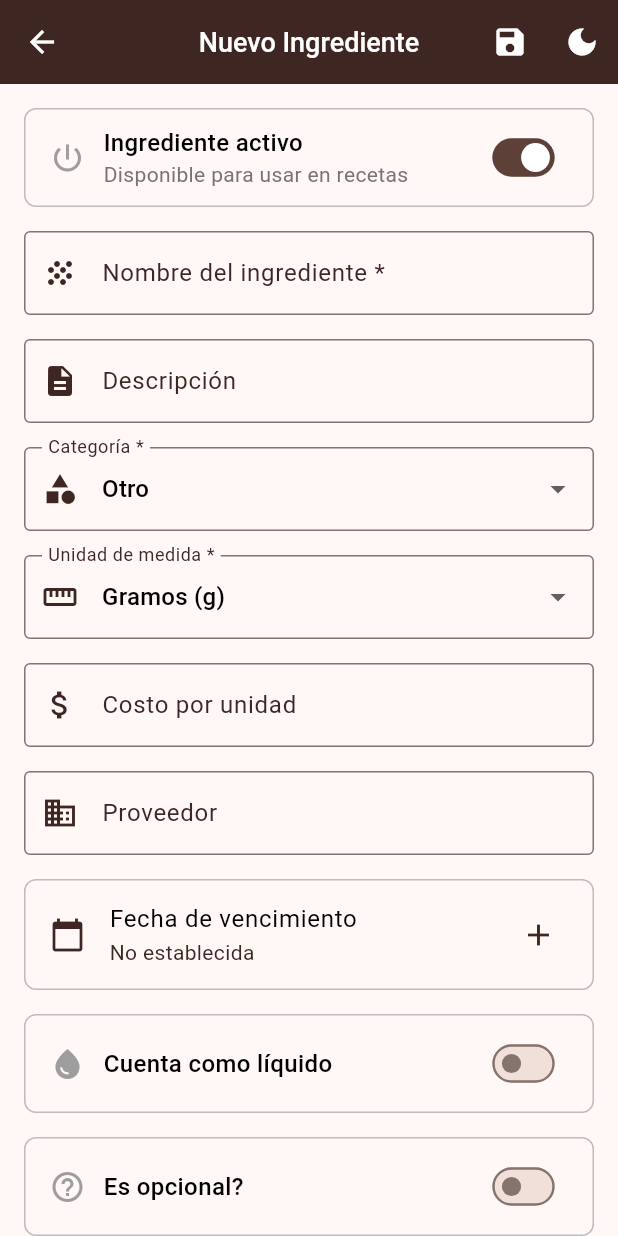
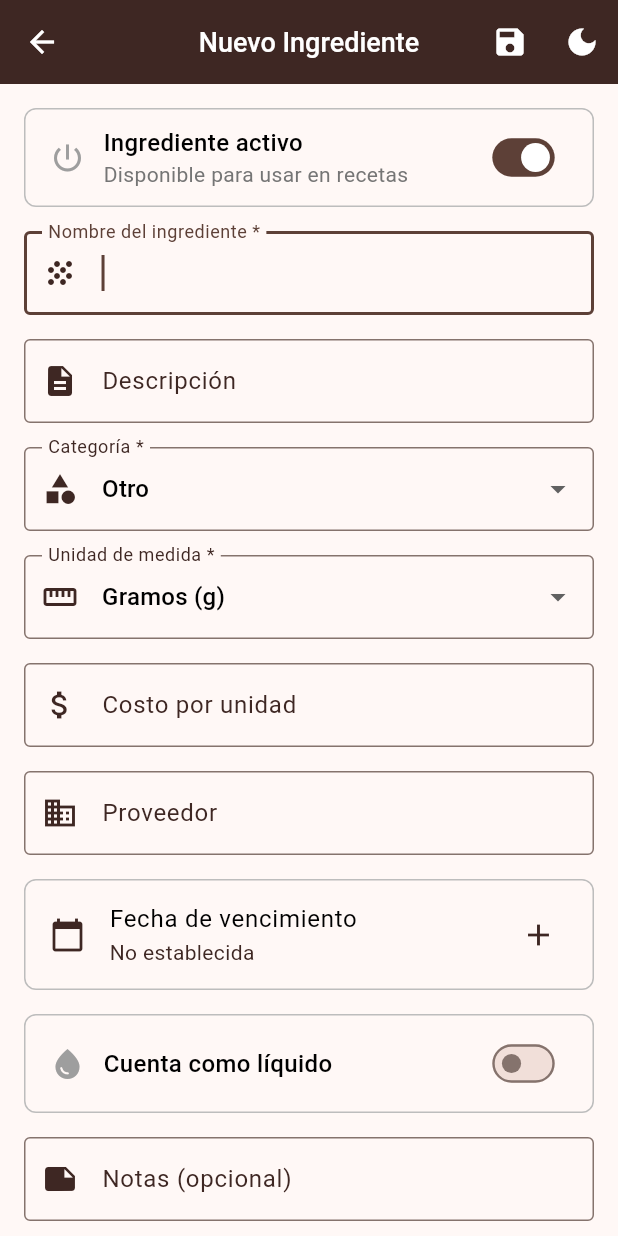
Before and after one commit to llescano/porcentaje-panadero, a Flutter app: the IngredientFormScreen screen opened by its route, on a phone screen of 412 x 824 dp. Run offline on Flutter 3.47's test engine with Material 3 defaults, Android fonts, the light colour scheme and no system bars; our stand-ins replace decimal, sqflite, sqflite_common_ffi; accounts and stored records are empty.

Commit message:
Describe brevemente los cambios realizados

```diff
--- a/lib/models/ingredient.dart
+++ b/lib/models/ingredient.dart
@@ -43,7 +43,6 @@ class Ingredient {
   double?
   conversionFactorToGrams; // Nueva propiedad para el factor de conversión manual a gramos
   bool isActive;
-  bool? isOptional; // Nueva propiedad para indicar si el ingrediente es opcional
   String? notes; // Nueva propiedad para notas adicionales
   DateTime createdAt;
   DateTime updatedAt;
@@ -60,7 +59,6 @@ class Ingredient {
     this.contributesToHydration = false, // Valor por defecto
     this.conversionFactorToGrams, // Inicializar la nueva propiedad
     this.isActive = true,
-    this.isOptional, // Nueva propiedad opcional
     this.notes, // Nueva propiedad para notas
     DateTime? createdAt,
     DateTime? updatedAt,
@@ -97,8 +95,6 @@ class Ingredient {
               as double?, // Deserializar la nueva propiedad
       isActive:
           (map['is_active'] as int? ?? 1) == 1, // Valor por defecto si es nulo
-      isOptional:
-          map['is_optional'] != null ? (map['is_optional'] as int) == 1 : null,
       notes: map['notes'] as String?,
       createdAt: DateTime.parse(map['created_at'] as String),
       updatedAt: DateTime.parse(map['updated_at'] as String),
@@ -120,7 +116,6 @@ class Ingredient {
       'conversion_factor_to_grams':
           conversionFactorToGrams, // Serializar la nueva propiedad
       'is_active': isActive ? 1 : 0,
-      'is_optional': isOptional != null ? (isOptional! ? 1 : 0) : null,
       'notes': notes,
       'created_at': createdAt.toIso8601String(),
       'updated_at': updatedAt.toIso8601String(),
@@ -144,7 +139,6 @@ class Ingredient {
     bool? contributesToHydration,
     double? conversionFactorToGrams, // Añadir a copyWith
     bool? isActive,
-    bool? isOptional,
     String? notes,
   }) {
     final ingredient = Ingredient(
@@ -162,7 +156,6 @@ class Ingredient {
           conversionFactorToGrams ??
           this.conversionFactorToGrams, // Asignar en copyWith
       isActive: isActive ?? this.isActive,
-      isOptional: isOptional ?? this.isOptional,
       notes: notes ?? this.notes,
       createdAt: createdAt,
       updatedAt: DateTime.now(),
--- a/lib/screens/ingredient_form_screen.dart
+++ b/lib/screens/ingredient_form_screen.dart
@@ -19,6 +19,7 @@ class _IngredientFormScreenState extends State<IngredientFormScreen> {
   final _nameController = TextEditingController();
   final _descriptionController = TextEditingController();
   final _costController = TextEditingController();
+  final _nameFocusNode = FocusNode();
   final _supplierController = TextEditingController();
   final _conversionFactorToGramsController = TextEditingController();
   final _notesController = TextEditingController();
@@ -28,11 +29,18 @@ class _IngredientFormScreenState extends State<IngredientFormScreen> {
   DateTime? _expirationDate;
   bool _contributesToHydration = false;
   bool _isActive = true;
-  bool _isOptional = false;
   double? _conversionFactorToGrams;
   bool _isLoading = false;
 
   final IngredientService _ingredientService = IngredientService();
+
+  // Función para capitalizar la primera letra
+  String _capitalizeFirstLetter(String text) {
+    if (text.isEmpty) {
+      return text;
+    }
+    return text[0].toUpperCase() + text.substring(1);
+  }
 
   // Función auxiliar para parsear números formateados con comas
   double? _parseFormattedNumber(String? text) {
@@ -54,6 +62,10 @@ class _IngredientFormScreenState extends State<IngredientFormScreen> {
     if (widget.ingredient != null) {
       _loadIngredientData();
     }
+    // Enfocar automáticamente el campo del nombre al cargar el formulario
+    WidgetsBinding.instance.addPostFrameCallback((_) {
+      FocusScope.of(context).requestFocus(_nameFocusNode);
+    });
   }
 
   void _loadIngredientData() {
@@ -73,7 +85,6 @@ class _IngredientFormScreenState extends State<IngredientFormScreen> {
     _expirationDate = ingredient.expirationDate;
     _contributesToHydration = ingredient.contributesToHydration;
     _isActive = ingredient.isActive;
-    _isOptional = ingredient.isOptional ?? false;
     _notesController.text = ingredient.notes ?? '';
     _conversionFactorToGrams = ingredient.conversionFactorToGrams;
     _conversionFactorToGramsController.text =
@@ -93,6 +104,7 @@ class _IngredientFormScreenState extends State<IngredientFormScreen> {
     _supplierController.dispose();
     _conversionFactorToGramsController.dispose();
     _notesController.dispose();
+    _nameFocusNode.dispose();
     super.dispose();
   }
 
@@ -142,7 +154,6 @@ class _IngredientFormScreenState extends State<IngredientFormScreen> {
         contributesToHydration: _contributesToHydration,
         conversionFactorToGrams: finalConversionFactor,
         isActive: _isActive,
-        isOptional: _isOptional,
         notes:
             _notesController.text.trim().isEmpty
                 ? null
@@ -275,6 +286,7 @@ class _IngredientFormScreenState extends State<IngredientFormScreen> {
                     // Nombre del ingrediente
                     TextFormField(
                       controller: _nameController,
+                      focusNode: _nameFocusNode,
                       decoration: const InputDecoration(
                         labelText: 'Nombre del ingrediente *',
                         border: OutlineInputBorder(),
@@ -286,6 +298,17 @@ class _IngredientFormScreenState extends State<IngredientFormScreen> {
                           return 'El nombre es obligatorio';
                         }
                         return null;
+                      },
+                      onChanged: (value) {
+                        final String capitalizedValue = _capitalizeFirstLetter(value);
+                        if (_nameController.text != capitalizedValue) {
+                          _nameController.value = _nameController.value.copyWith(
+                            text: capitalizedValue,
+                            selection: TextSelection.collapsed(
+                              offset: capitalizedValue.length,
+                            ),
+                          );
+                        }
                       },
                     ),
 
@@ -535,45 +558,6 @@ class _IngredientFormScreenState extends State<IngredientFormScreen> {
 
                     const SizedBox(height: 16),
 
-                    // Es opcional - Switch más pequeño
-                    Container(
-                      decoration: BoxDecoration(
-                        border: Border.all(color: Colors.grey.shade400),
-                        borderRadius: BorderRadius.circular(8),
-                      ),
-                      child: Padding(
-                        padding: const EdgeInsets.symmetric(horizontal: 16, vertical: 8),
-                        child: Row(
-                          children: [
-                            const Icon(Icons.help_outline, color: Colors.grey),
-                            const SizedBox(width: 12),
-                            const Expanded(
-                              child: Text(
-                                'Es opcional?',
-                                style: TextStyle(fontSize: 16, fontWeight: FontWeight.w500),
-                              ),
-                            ),
-                            Transform.scale(
-                              scale: 0.8, // Hacer el switch más pequeño
-                              child: Switch(
-                                value: _isOptional,
-                                onChanged:
-                                    _isActive
-                                        ? (value) {
-                                          setState(() {
-                                            _isOptional = value;
-                                          });
-                                        }
-                                        : null,
-                              ),
-                            ),
-                          ],
-                        ),
-                      ),
-                    ),
-
-                    const SizedBox(height: 16),
-
                     // Notas - Campo expandible al final
                     TextFormField(
                       controller: _notesController,
```
Also changed, not shown: lib/database/database_helper.dart (+27 -11 lines), lib/screens/recipe_form_screen.dart (+8 -0 lines).
